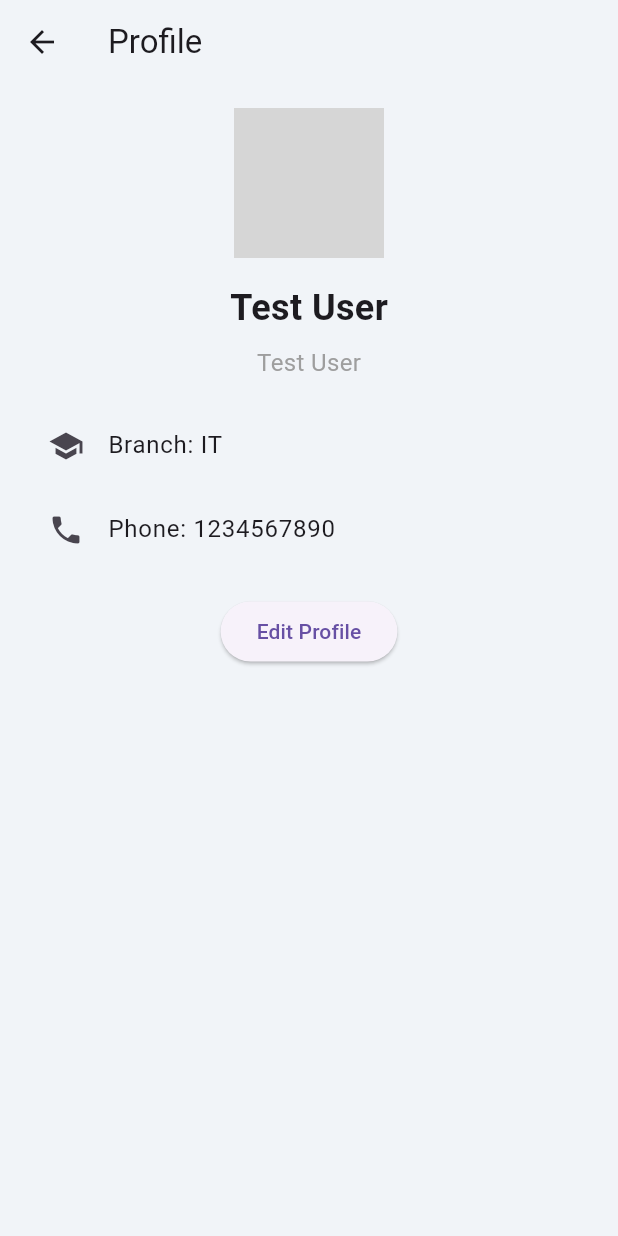
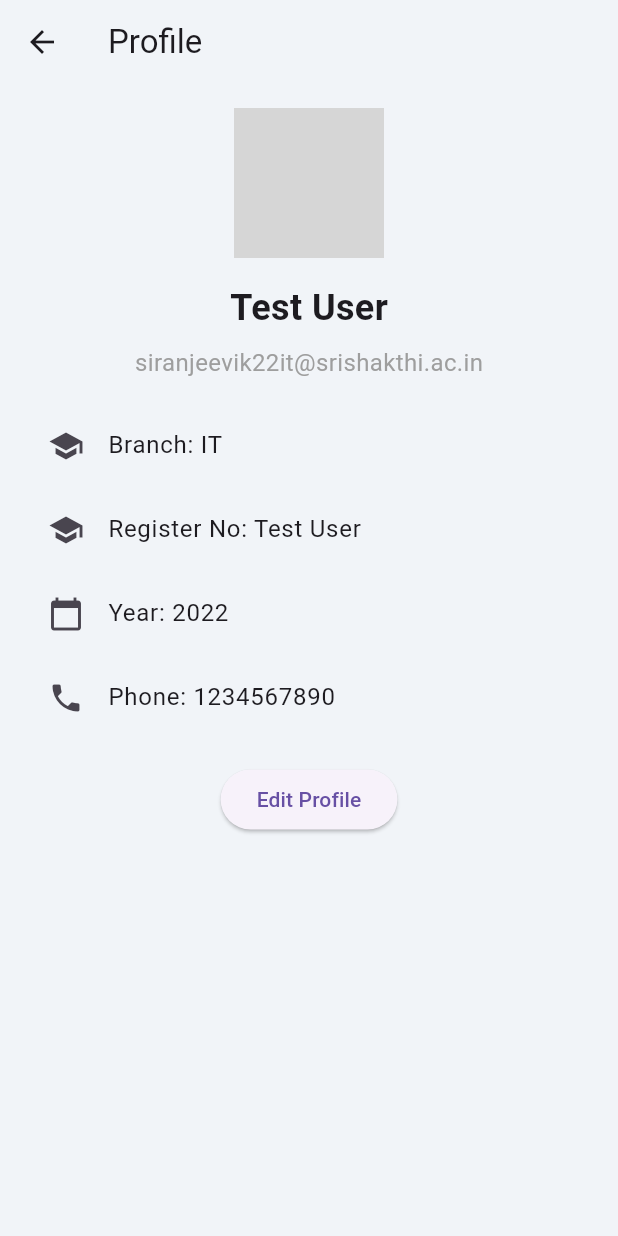
Before and after one commit to SiranjeeviK/project_pulse, a Flutter app: the ProfilePage screen opened by its route, on a phone screen of 412 x 824 dp. Run offline on Flutter 3.47's test engine with Material 3 defaults, Android fonts, the phone set to English and light mode, and no system bars; our stand-ins replace flutter_bloc, fpdart, get_it, google_fonts, hive, image_picker and 3 more; missing offline and left inert: webview_flutter_android, webview_flutter_wkwebview; accounts and stored records are empty; network calls fail; statements that could not run were skipped; grey boxes are pictures that could not be loaded.

Commit message:
added more user field and queried departments table in auth remote data source

```diff
--- a/lib/core/common/entities/user.dart
+++ b/lib/core/common/entities/user.dart
@@ -1,26 +1,28 @@
-/// Represents a user entity. Used in [AuthRepository] to get the current user. Moved from domain to the common folder to be used in multiple features.
+/// Represents a user entity. Used in [AuthRepository] to get the current user. Moved from the domain to the common folder to be used in multiple features.
 /// The [id], [email], and [name] properties are required.
 /// ***Entities*** are the core of the application. They are the objects that represent the data that the application operates on.
-/// ***Liskov Substitution Principle***: Entities should be substitutable with their subtypes.ie, [UserModel] should be substitutable with [User]
+/// ***Liskov Substitution Principle***: Entities should be substitutable with their subtypes, i.e., [UserModel] should be substitutable with [User].
 class User {
-  final String id;
-  final String email;
-  final String name;
-  final String profilePhotoUrl;
-  final String role;
-  final String phoneNumber;
+  final String id; // The unique identifier of the user.
+  final String email; // The email address of the user.
+  final String name; // The name of the user.
+  final String profilePhotoUrl; // The URL of the user's profile photo.
+  final String role; // The role of the user (e.g., "Student", "Faculty").
+  final String phoneNumber; // The phone number of the user.
 
-  final String registerNo;
-  final String rollNo;
-  final String department;
-  final String section;
-  final String semester;
-  final int graduationYear;
+  final String registerNo; // The registration number of the user (for students).
+  final String rollNo; // The roll number of the user (for students).
+  final String departmentName; // The name of the department the user belongs to.
+  final String section; // The section the user belongs to.
+  final int semester; // The current semester of the user (for students).
+  final String classCode; // The code of the user's class (for students).
+  final int graduationYear; // The year the user is expected to graduate (for students).
 
-  final String facultyId;
-  final String designation;
+  final String facultyId; // The ID of the faculty member (for faculty).
+  final String designation; // The designation of the faculty member (e.g., "HOD").
+  final String departmentCode; // The code of the department the faculty member belongs to.
 
-  /// Constructs a new User instance with the specified [id], [email], and [name].
+  /// Constructs a new User instance with the given values. The [id], [email], [name], [profilePhotoUrl], [role], [phoneNumber], [registerNo], [rollNo], [departmentName], [section], [semester], [classCode], [graduationYear], [facultyId], [designation], and [departmentCode] arguments must not be null.
   User({
     required this.id,
     required this.email,
@@ -30,21 +32,23 @@ class User {
     required this.phoneNumber,
     required this.registerNo,
     required this.rollNo,
-    required this.department,
+    required this.departmentName,
     required this.section,
     required this.semester,
+    required this.classCode,
     required this.graduationYear,
     required this.facultyId,
     required this.designation,
+    required this.departmentCode,
   });
 
-  bool get isStudent => role == 'Student';
-  bool get isFaculty => !isStudent;
+  bool get isStudent => role == 'Student'; // Returns true if the user is a student.
+  bool get isFaculty => !isStudent; // Returns true if the user is a faculty member.
+  bool get isHOD => isFaculty && designation == 'HOD'; // Returns true if the user is a faculty member and has the designation of "HOD".
 
-  // String get registerNo => runtimeType == Student ? (this as Student).registerNo;
   @override
   String toString() {
-    return 'User(id: $id, email: $email, name: $name, profilePhotoUrl: $profilePhotoUrl, role: $role, phoneNumber: $phoneNumber, registerNo: $registerNo, rollNo: $rollNo, department: $department, section: $section, semester: $semester, graduationYear: $graduationYear, facultyId: $facultyId, designation: $designation)';
+    return 'User(id: $id, email: $email, name: $name, profilePhotoUrl: $profilePhotoUrl, role: $role, phoneNumber: $phoneNumber, registerNo: $registerNo, rollNo: $rollNo, departmentName: $departmentName, section: $section, semester: $semester, classCode: $classCode, graduationYear: $graduationYear, facultyId: $facultyId, designation: $designation, departmentCode: $departmentCode)';
   }
 
   @override
@@ -60,12 +64,14 @@ class User {
         other.phoneNumber == phoneNumber &&
         other.registerNo == registerNo &&
         other.rollNo == rollNo &&
-        other.department == department &&
+        other.departmentName == departmentName &&
         other.section == section &&
         other.semester == semester &&
+        other.classCode == classCode &&
         other.graduationYear == graduationYear &&
         other.facultyId == facultyId &&
-        other.designation == designation;
+        other.designation == designation &&
+        other.departmentCode == departmentCode;
   }
 
   @override
@@ -78,16 +84,18 @@ class User {
         phoneNumber.hashCode ^
         registerNo.hashCode ^
         rollNo.hashCode ^
-        department.hashCode ^
+        departmentName.hashCode ^
         section.hashCode ^
         semester.hashCode ^
+        classCode.hashCode ^
         graduationYear.hashCode ^
         facultyId.hashCode ^
-        designation.hashCode;
+        designation.hashCode ^
+        departmentCode.hashCode;
   }
 }
 
-// This is just a holder, UserModel is the one that fetch data from server in form of JSON
+// This is just a holder, UserModel is the one that fetches data from the server in the form of JSON.
 
 class Student extends User {
   Student({
@@ -99,12 +107,14 @@ class Student extends User {
     required super.phoneNumber,
     required super.registerNo,
     required super.rollNo,
-    required super.department,
+    required super.departmentName,
     required super.section,
     required super.semester,
     required super.graduationYear,
     required super.facultyId,
     required super.designation,
+    required super.classCode,
+    required super.departmentCode,
   });
 
   @override
@@ -115,15 +125,14 @@ class Student extends User {
 
   @override
   String toString() {
-    return 'Student(id: $id, email: $email, name: $name, profilePhotoUrl: $profilePhotoUrl, role: $role, phoneNumber: $phoneNumber, registerNo: $registerNo, rollNo: $rollNo, department: $department, section: $section, semester: $semester, graduationYear: $graduationYear)';
+    return 'Student(id: $id, email: $email, name: $name, profilePhotoUrl: $profilePhotoUrl, role: $role, phoneNumber: $phoneNumber, registerNo: $registerNo, rollNo: $rollNo, departmentName: $departmentName, section: $section, semester: $semester, graduationYear: $graduationYear)';
   }
 
-  // current year
+  // Returns the number of years until the student's graduation.
   int get currentYear => graduationYear - DateTime.now().year;
 }
 
 class Faculty extends User {
-
   Faculty({
     required super.id,
     required super.email,
@@ -133,12 +142,14 @@ class Faculty extends User {
     required super.phoneNumber,
     required super.registerNo,
     required super.rollNo,
-    required super.department,
+    required super.departmentName,
     required super.section,
     required super.semester,
     required super.graduationYear,
     required super.facultyId,
     required super.designation,
+    required super.classCode,
+    required super.departmentCode,
   });
 
   @override
@@ -149,6 +160,6 @@ class Faculty extends User {
 
   @override
   String toString() {
-    return 'Faculty(id: $id, email: $email, name: $name, profilePhotoUrl: $profilePhotoUrl, role: $role, phoneNumber: $phoneNumber, facultyId: $facultyId, department: $department, designation: $designation)';
+    return 'Faculty(id: $id, email: $email, name: $name, profilePhotoUrl: $profilePhotoUrl, role: $role, phoneNumber: $phoneNumber, facultyId: $facultyId, departmentName: $departmentName, designation: $designation)';
   }
 }
--- a/lib/core/constants/constants.dart
+++ b/lib/core/constants/constants.dart
@@ -15,13 +15,14 @@ class Constants {
       phoneNumber: '1234567890',
       registerNo: '714022205104',
       rollNo: '22IT104',
-    department: 'IT',
+      departmentName: 'IT',
       section: 'B',
-    semester: 'Semester 5',
+      semester: 4,
       graduationYear: 2026,
       facultyId: '',
       designation: '',
-  );
+      classCode: '',
+      departmentCode: '');
 
   static User defaultUser = User(
       id: 'Guest',
@@ -32,12 +33,14 @@ class Constants {
       phoneNumber: '1234567890',
       registerNo: '7140222xxxxx',
       rollNo: '22xxxxx',
-      department: 'xx',
+      departmentName: 'xx',
       section: 'x',
-      semester: 'Semester x',
+      semester: 4,
       graduationYear: 2026,
       facultyId: '',
-      designation: '');
+      designation: '',
+      classCode: '',
+      departmentCode: '');
 
   static const defaultProlilePhotoUrl = 'https://via.placeholder.com/150';
 
@@ -101,7 +104,6 @@ class Constants {
   static const itbsem4TimeTableSheet =
       'https://docs.google.com/spreadsheets/d/e/2PACX-1vSrLRXrLjuBiwxrXVhiys-pag_8d2HtFyJAjN_v2hM0J01YISapsakXAF-IKbbcyXv6TrubG673Ysbx/pubhtml?gid=64714920&single=true';
 
-
   static String getItBTimeTableUrl() {
     return classTimeTableAPIUrl["ITB"]!;
   }
--- a/lib/features/settings/presentation/pages/app_settings.dart
+++ b/lib/features/settings/presentation/pages/app_settings.dart
@@ -1,5 +1,4 @@
 import 'package:flutter/material.dart';
-import 'package:project_pulse/features/main/presentation/pages/home_page.dart';
 
 class AppSettings extends StatelessWidget {
   static route() =>
--- a/lib/features/settings/presentation/pages/profile_page.dart
+++ b/lib/features/settings/presentation/pages/profile_page.dart
@@ -12,7 +12,9 @@ class ProfilePage extends StatelessWidget {
 
   @override
   Widget build(BuildContext context) {
-    final user = context.watch<AppUserCubit>().state;
+    final state = context.watch<AppUserCubit>().state;
+    final User user =
+        state is AppUserLoggedIn ? state.user : Constants.testUser;
     return Scaffold(
       appBar: AppBar(
         title: const Text('Profile'),
@@ -24,50 +26,44 @@ class ProfilePage extends StatelessWidget {
           children: [
             GestureDetector(
               onTap: () {
-                if (user is AppUserLoggedIn) user.user.toString();
+                // user.toString();
 
                 // TODO: add a edit profile picture dialog and update the profile picture
               },
               child: UserAvatar(
-                user: user is AppUserLoggedIn ? user.user : Constants.testUser,
+                user: user,
                 radius: 50,
               ),
             ),
             const SizedBox(height: 16),
             // name and email
             Text(
-              user is AppUserLoggedIn
-                  ? user.user.name
-                  : Constants.testUser.name,
+              user.name,
               style: const TextStyle(fontSize: 24, fontWeight: FontWeight.bold),
             ),
             const SizedBox(height: 8),
             Text(
-              user is AppUserLoggedIn
-                  ? user.user.email
-                  : Constants.testUser.name,
+              user.email,
               style: const TextStyle(fontSize: 16, color: Colors.grey),
             ),
             const SizedBox(height: 16),
-            const ListTile(
-              leading: Icon(Icons.school),
-              title: Text('Branch: ' + 'IT'),
+            ListTile(
+              leading: const Icon(Icons.school),
+              title: Text('Branch: ${user.departmentName}'),
             ),
-            if (user is AppUserLoggedIn && user.user.isStudent)
+            if (user.isStudent)
               ListTile(
-                leading: Icon(Icons.school),
-                title: Text('Register No: ${(user.user).name}'),
+                leading: const Icon(Icons.school),
+                title: Text('Register No: ${user.name}'),
               ),
-            if (user is AppUserLoggedIn && user.user.isStudent)
+            if (user.isStudent)
               ListTile(
-                leading: Icon(Icons.calendar_today),
-                title: Text(
-                    'Year: ' + (user.user as Student).currentYear.toString()),
+                leading: const Icon(Icons.calendar_today),
+                title: Text('Year: ${user.graduationYear - 4}'),
               ),
             ListTile(
-              leading: Icon(Icons.phone),
-              title: Text(
-                  'Phone: ${user is AppUserLoggedIn ? user.user.phoneNumber : Constants.testUser.phoneNumber}'),
+              leading: const Icon(Icons.phone),
+              title: Text('Phone: ${user.phoneNumber}'),
             ),
             const SizedBox(height: 16),
             ElevatedButton(
```
Also changed, not shown: lib/features/auth/data/datasources/auth_remote_data_source.dart (+73 -31 lines), lib/features/auth/data/models/user_model.dart (+20 -8 lines), lib/features/auth/data/repositories/auth_repository_impl.dart (+5 -3 lines), lib/features/main/presentation/pages/home_page.dart (+16 -17 lines), lib/main.dart (+15 -0 lines). Lines whose indentation alone changed are shown as unchanged.
